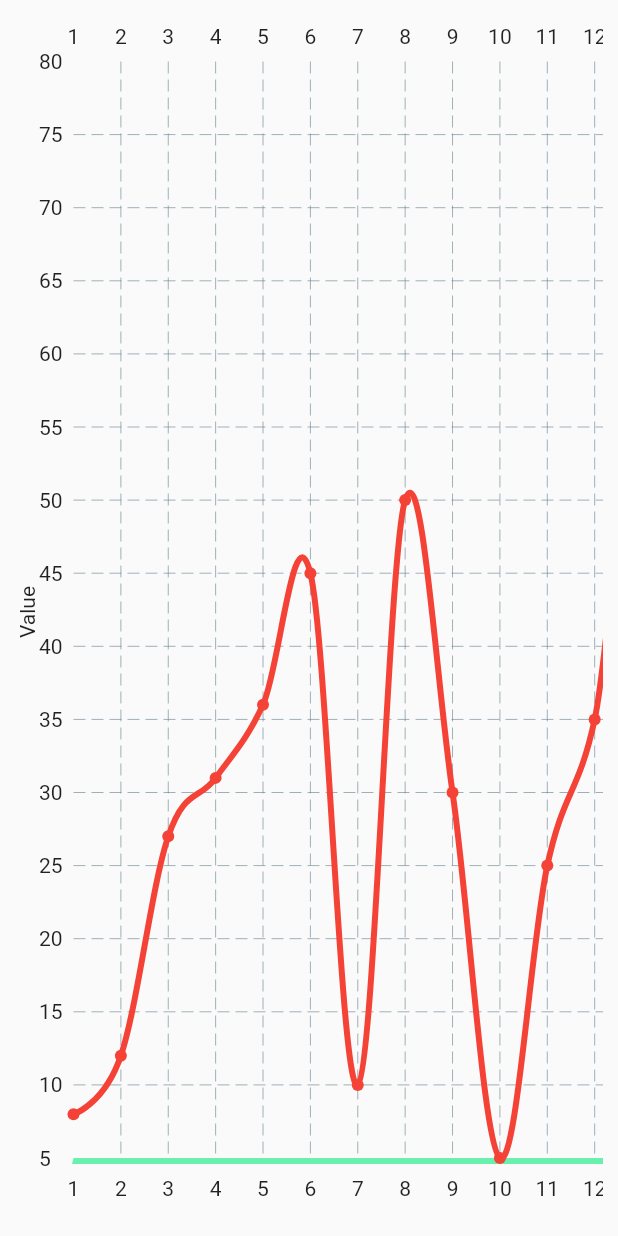
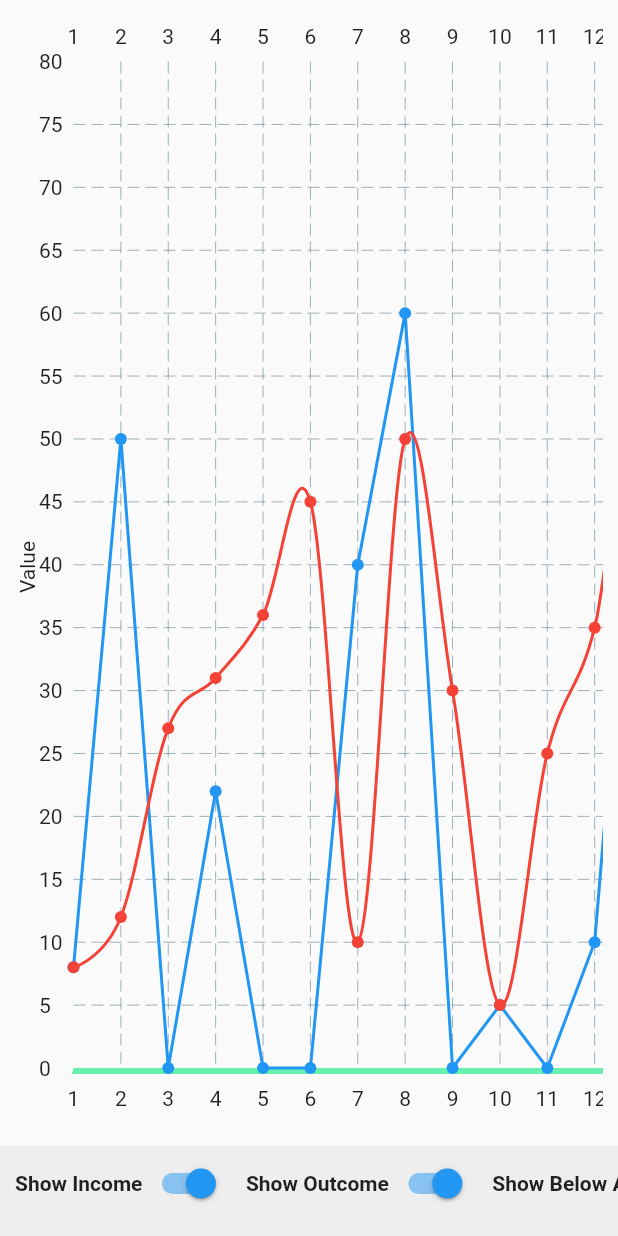
Before and after one commit to Modather-ali/money_manager, a Flutter app: the screen it shows after launch, on a phone screen of 412 x 824 dp. Run offline on Flutter 3.47's test engine with Material 2 defaults, Android fonts, the phone set to English and light mode, and no system bars; drawn by our look-alikes of fl_chart.

Commit message:
new update

```diff
--- a/lib/screens/chart_screen.dart
+++ b/lib/screens/chart_screen.dart
@@ -1,9 +1,8 @@
 import 'package:fl_chart/fl_chart.dart';
 import 'package:flutter/material.dart';
 
-/// !!Step1: prepare the data to plot.
 // final _data1 = <double, double>{1: 10, 2: 15, 3: 20, 4: 28, 5: 34, 6: 50};
-final _data2 = <double, double>{
+final _outCome = <double, double>{
   1: 8,
   2: 12,
   3: 27,
@@ -18,6 +17,50 @@ final _data2 = <double, double>{
   12: 35,
   13: 55,
   14: 10,
+  15: 8,
+  16: 12,
+  17: 27,
+  18: 31,
+  19: 36,
+  21: 33,
+  22: 50,
+  23: 30,
+  24: 5,
+  25: 25,
+  26: 35,
+  27: 55,
+  29: 10,
+  30: 42,
+};
+final _inCome = <double, double>{
+  1: 8,
+  2: 50,
+  3: 0,
+  4: 22,
+  5: 0,
+  6: 0,
+  7: 40,
+  8: 60,
+  9: 0,
+  10: 5,
+  11: 0,
+  12: 10,
+  13: 55,
+  14: 20,
+  15: 0,
+  16: 40,
+  17: 10,
+  18: 75,
+  19: 50,
+  21: 0,
+  22: 0,
+  23: 0,
+  24: 5,
+  25: 15,
+  26: 0,
+  27: 0,
+  29: 0,
+  30: 0,
 };
 
 class ChartScreen extends StatefulWidget {
@@ -28,48 +71,43 @@ class ChartScreen extends StatefulWidget {
 }
 
 class _ChartScreenState extends State<ChartScreen> {
-  bool _showGrid = true;
-  bool _isCurved = false;
+  bool _showIncome = true;
+  bool _showOutcome = true;
+
   bool _showBelowArea = false;
   bool _showDot = true;
-  bool _showBorder = true;
 
   @override
   Widget build(BuildContext context) {
-    /// !!Step2: convert data into a list of [FlSpot].
-    // final spots1 = <FlSpot>[
-    //   for (final entry in _data1.entries) FlSpot(entry.key, entry.value)
-    // ];
+    final spots1 = <FlSpot>[
+      for (final entry in _inCome.entries) FlSpot(entry.key, entry.value)
+    ];
     final spots2 = <FlSpot>[
-      for (final entry in _data2.entries) FlSpot(entry.key, entry.value)
+      for (final entry in _outCome.entries) FlSpot(entry.key, entry.value)
     ];
 
-    /// !!Step3: prepare LineChartData
-    /// !here we can set styles and behavior of the chart.
     final lineChartData = LineChartData(
       maxX: 30,
       maxY: 80,
       lineBarsData: [
-        // ! Here we can style each data line.
-        // LineChartBarData(
-        //   spots: spots1,
-        //   color: Colors.blue,
-        //   barWidth: 8,
-        //   isCurved: _isCurved,
-        //   dotData: FlDotData(show: _showDot),
-        //   belowBarData:
-        //       BarAreaData(show: _showBelowArea, color: Colors.blue[200]),
-        // ),
         LineChartBarData(
+          spots: spots1,
+          color: Colors.blue,
+          show: _showIncome,
+          dotData: FlDotData(show: _showDot),
+          belowBarData:
+              BarAreaData(show: _showBelowArea, color: Colors.blue[200]),
+        ),
+        LineChartBarData(
+          show: _showOutcome,
           aboveBarData: BarAreaData(color: Colors.green),
           showingIndicators: [1, 2, 3],
           spots: spots2,
           color: Colors.red,
-          barWidth: 4,
           isCurved: true,
           dotData: FlDotData(show: _showDot),
-          // belowBarData:
-          //     BarAreaData(show: _showBelowArea, color: Colors.red[200]),
+          belowBarData: BarAreaData(
+              show: _showBelowArea, color: Colors.red.withOpacity(0.3)),
         ),
       ],
       // ! Behavior when touching the chart:
@@ -105,8 +143,6 @@ class _ChartScreenState extends State<ChartScreen> {
           axisNameWidget: const Text('Value'),
           sideTitles: SideTitles(
             showTitles: true,
-            // ! Decides how to show left titles,
-            // here we skip some values by returning ''.
             getTitlesWidget: (double val, _) {
               if (val.toInt() % 5 != 0) return const Text('');
               return Text('${val.toInt()}');
@@ -115,7 +151,8 @@ class _ChartScreenState extends State<ChartScreen> {
         ),
       ),
     );
-    return Scaffold(
+    return SafeArea(
+      child: Scaffold(
         body: Padding(
           padding: const EdgeInsets.all(10),
           child: ListView(
@@ -129,43 +166,58 @@ class _ChartScreenState extends State<ChartScreen> {
             ],
           ),
         ),
-      // bottomNavigationBar: _buildControlWidgets(),
+        bottomNavigationBar: _buildControlWidgets(),
+      ),
     );
   }
 
   Widget _buildControlWidgets() {
     return Container(
-      height: 200,
+      height: 60,
       color: Colors.grey[200],
       child: ListView(
+        scrollDirection: Axis.horizontal,
+        padding: const EdgeInsets.only(bottom: 10, right: 10, left: 10),
         children: [
-          SwitchListTile(
-            title: const Text('Curved'),
-            onChanged: (bool val) => setState(() => _isCurved = val),
-            value: _isCurved,
+          _switchRow(
+            title: "Show Income",
+            switchValue: _showIncome,
+            onChanged: (bool val) => setState(() => _showIncome = val),
           ),
-          SwitchListTile(
-            title: const Text('ShowGrid'),
-            onChanged: (bool val) => setState(() => _showGrid = val),
-            value: _showGrid,
+          _switchRow(
+            title: "Show Outcome",
+            switchValue: _showOutcome,
+            onChanged: (bool val) => setState(() => _showOutcome = val),
           ),
-          SwitchListTile(
-            title: const Text('ShowBorder'),
-            onChanged: (bool val) => setState(() => _showBorder = val),
-            value: _showBorder,
+          _switchRow(
+            title: "Show Below Area",
+            switchValue: _showBelowArea,
+            onChanged: (bool val) => setState(() => _showBelowArea = val),
           ),
-          SwitchListTile(
-            title: const Text('ShowBelowArea'),
-            onChanged: (bool val) => setState(() => _showBelowArea = val),
-            value: _showBelowArea,
-          ),
-          SwitchListTile(
-            title: const Text('ShowDot'),
+          _switchRow(
+            title: "Show Dot",
+            switchValue: _showDot,
             onChanged: (bool val) => setState(() => _showDot = val),
-            value: _showDot,
           ),
         ],
       ),
     );
   }
+
+  Widget _switchRow({
+    required String title,
+    required bool switchValue,
+    required void Function(bool)? onChanged,
+  }) {
+    return Row(
+      children: [
+        Text(
+          title,
+          style: const TextStyle(fontWeight: FontWeight.w600),
+        ),
+        Switch(value: switchValue, onChanged: onChanged),
+        const SizedBox(width: 10),
+      ],
+    );
   }
+}
```
Lines whose indentation alone changed are shown as unchanged.
